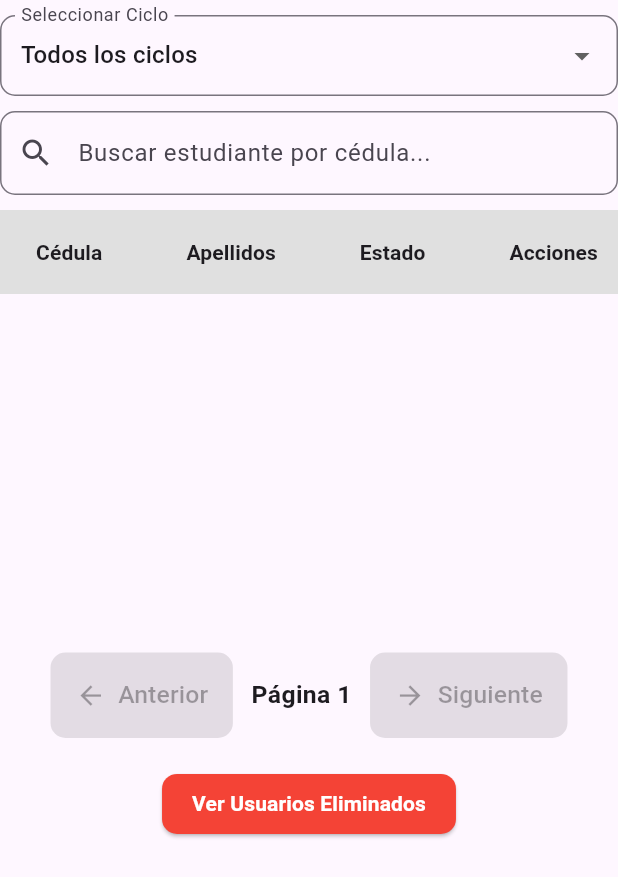
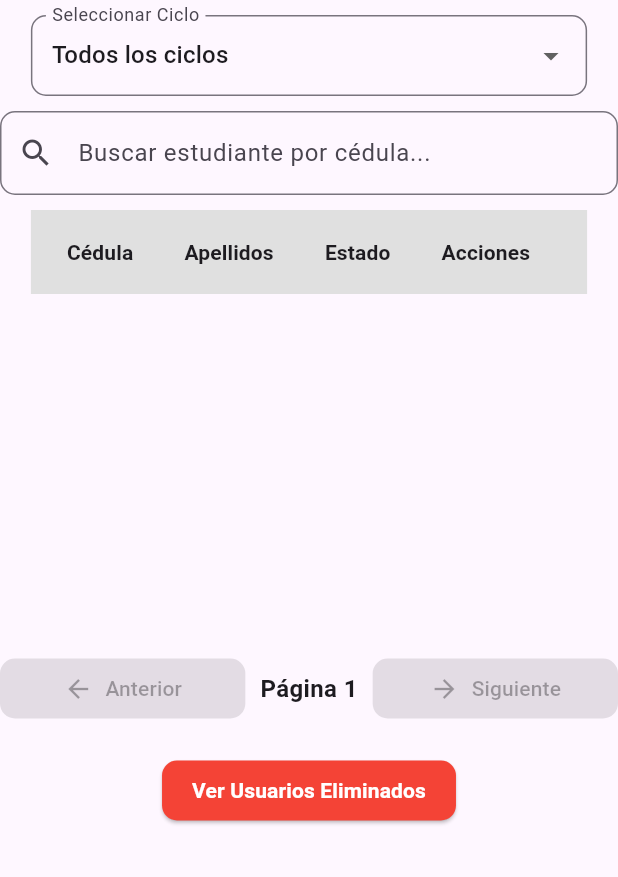
Before and after one commit to grmvera/unibe_flutter, a Flutter app: the UserTable widget shown alone on an empty page, opened directly with empty values, on a phone screen of 412 x 824 dp. Shown: the top 877 px of the screen. Run offline on Flutter 3.47's test engine with Material 3 defaults, Android fonts, the phone set to English and light mode, and no system bars; our stand-ins replace cloud_firestore, file_picker, firebase_auth, firebase_core, firebase_storage, image_picker and 1 more; missing offline and left inert: excel, qr_code_scanner; accounts and stored records are empty.

Commit message:
correcion de tamaño en lista de usuarios

```diff
--- a/lib/Widget/user_table.dart
+++ b/lib/Widget/user_table.dart
@@ -108,9 +108,10 @@ class _UserTableState extends State<UserTable> {
                     scrollDirection: Axis.horizontal,
                     child: ConstrainedBox(
                       constraints: BoxConstraints(
-                        minWidth: MediaQuery.of(context).size.width,
+                        minWidth: MediaQuery.of(context).size.width * 0.9,
                       ),
                       child: DataTable(
+                        columnSpacing: 20,
                         headingRowColor: WidgetStateColor.resolveWith(
                             (states) => Colors.grey[300]!),
                         dataRowColor: WidgetStateColor.resolveWith(
@@ -233,72 +234,44 @@ class _UserTableState extends State<UserTable> {
                     Row(
                       mainAxisAlignment: MainAxisAlignment.center,
                       children: [
-                        // Botón "Anterior"
-                        ElevatedButton.icon(
+                        Expanded(
+                          flex: 1,
+                          child: ElevatedButton.icon(
                             onPressed: _currentPage > 0
                                 ? () => setState(() => _currentPage--)
                                 : null,
-                          icon: Icon(Icons.arrow_back,
-                              size: MediaQuery.of(context).size.width * 0.05),
-                          label: Text(
-                            'Anterior',
-                            style: TextStyle(
-                              fontSize: MediaQuery.of(context).size.width *
-                                  0.04, // Adaptación de texto
-                            ),
-                          ),
+                            icon: Icon(Icons.arrow_back, size: 20),
+                            label: const Text('Anterior'),
                             style: ElevatedButton.styleFrom(
                               backgroundColor: Colors.blue,
                               shape: RoundedRectangleBorder(
                                 borderRadius: BorderRadius.circular(10),
                               ),
-                            padding: EdgeInsets.symmetric(
-                              vertical: MediaQuery.of(context).size.height *
-                                  0.02, // Altura responsive
-                              horizontal: MediaQuery.of(context).size.width *
-                                  0.04, // Anchura responsive
+                              padding: const EdgeInsets.symmetric(vertical: 10),
                             ),
                           ),
                         ),
-                        SizedBox(
-                            width: MediaQuery.of(context).size.width *
-                                0.03), // Espaciado adaptable
-                        // Texto de la página actual
+                        const SizedBox(width: 10),
                         Text(
                           'Página ${_currentPage + 1}',
-                          style: TextStyle(
-                            fontWeight: FontWeight.bold,
-                            fontSize: MediaQuery.of(context).size.width *
-                                0.04, // Texto adaptable
+                          style: const TextStyle(
+                              fontWeight: FontWeight.bold, fontSize: 16),
                         ),
-                        ),
-                        SizedBox(
-                            width: MediaQuery.of(context).size.width *
-                                0.03), // Espaciado adaptable
-                        // Botón "Siguiente"
-                        ElevatedButton.icon(
+                        const SizedBox(width: 10),
+                        Expanded(
+                          flex: 1,
+                          child: ElevatedButton.icon(
                             onPressed: endIndex < filteredDocs.length
                                 ? () => setState(() => _currentPage++)
                                 : null,
-                          icon: Icon(Icons.arrow_forward,
-                              size: MediaQuery.of(context).size.width * 0.05),
-                          label: Text(
-                            'Siguiente',
-                            style: TextStyle(
-                              fontSize: MediaQuery.of(context).size.width *
-                                  0.04, // Adaptación de texto
-                            ),
-                          ),
+                            icon: Icon(Icons.arrow_forward, size: 20),
+                            label: const Text('Siguiente'),
                             style: ElevatedButton.styleFrom(
                               backgroundColor: Colors.blue,
                               shape: RoundedRectangleBorder(
                                 borderRadius: BorderRadius.circular(10),
                               ),
-                            padding: EdgeInsets.symmetric(
-                              vertical: MediaQuery.of(context).size.height *
-                                  0.02, // Altura responsive
-                              horizontal: MediaQuery.of(context).size.width *
-                                  0.04, // Anchura responsive
+                              padding: const EdgeInsets.symmetric(vertical: 10),
                             ),
                           ),
                         ),
@@ -386,7 +359,7 @@ class _UserTableState extends State<UserTable> {
                 ElevatedButton(
                   onPressed: () {
                     _setUserDeleted(userId);
-                    Navigator.of(context).pop(); // Cerrar el cuadro de diálogo
+                    Navigator.of(context).pop();
                   },
                   style: ElevatedButton.styleFrom(
                     backgroundColor: Colors.red,
@@ -425,7 +398,12 @@ class _UserTableState extends State<UserTable> {
   }
 
   Widget _buildCycleDropdown() {
-    return StreamBuilder<QuerySnapshot>(
+    return ConstrainedBox(
+      constraints: BoxConstraints(
+        minWidth: 200, // Mínimo ancho para pantallas pequeñas
+        maxWidth: MediaQuery.of(context).size.width * 0.9, // Ancho dinámico
+      ),
+      child: StreamBuilder<QuerySnapshot>(
         stream: _cyclesStream,
         builder: (context, snapshot) {
           if (!snapshot.hasData) {
@@ -449,8 +427,9 @@ class _UserTableState extends State<UserTable> {
                 value: null,
                 child: Text('Todos los ciclos'),
               ),
-            ...cycles.where((cycle) => cycle['isActive'] == true).map((cycle) {
-              // Filtrar solo los ciclos activos
+              ...cycles
+                  .where((cycle) => cycle['isActive'] == true)
+                  .map((cycle) {
                 return DropdownMenuItem<String>(
                   value: cycle.id,
                   child: Text(cycle['name']),
@@ -464,6 +443,7 @@ class _UserTableState extends State<UserTable> {
             },
           );
         },
+      ),
     );
   }
 
```
Lines whose indentation alone changed are shown as unchanged.
